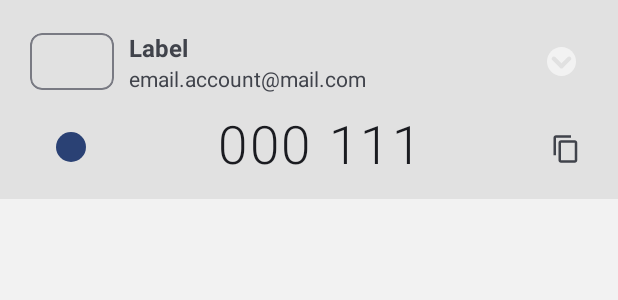
After one commit to pruthvi-21/boxy-authenticator, an Android app: the layout rv_auth_card.xml on its own in the app's theme, with its tools: preview values and no code run, on a phone screen of 412 x 824 dp. The commit adds this screen. Shown: the top 300 px of the screen. Run offline under Robolectric (Android 15) with nearby library versions, the phone set to English and light mode, and no system bars.

Commit message:
Implemented recycler view to display all tokens

```diff
--- /dev/null
+++ b/app/src/main/java/com/ps/tokky/views/CustomProgressBar.java
@@ -0,0 +1,93 @@
+package com.ps.tokky.views;
+
+import android.content.Context;
+import android.content.res.Resources;
+import android.content.res.TypedArray;
+import android.graphics.Canvas;
+import android.graphics.Paint;
+import android.graphics.RectF;
+import android.util.AttributeSet;
+import android.view.View;
+
+import com.ps.tokky.R;
+
+public class CustomProgressBar extends View {
+    private final float START_ANGLE = 270;
+    private final Paint paintBackground;
+    private final Paint paintProgress;
+    private final RectF rectProgress;
+    private int max = 100;
+    private int centerX, centerY, radius;
+    private float swipeAngle = 0f;
+
+
+    public CustomProgressBar(Context context) {
+        this(context, null);
+    }
+
+    public CustomProgressBar(Context context, AttributeSet attrs) {
+        this(context, attrs, 0);
+    }
+
+    public CustomProgressBar(Context context, AttributeSet attrs, int defStyleAttr) {
+        this(context, attrs, defStyleAttr, 0);
+    }
+
+    public CustomProgressBar(Context context, AttributeSet attrs, int defStyleAttr, int defStyleRes) {
+        super(context, attrs, defStyleAttr, defStyleRes);
+
+        paintBackground = new Paint();
+        paintBackground.setAntiAlias(true);
+        paintBackground.setStyle(Paint.Style.FILL);
+        paintBackground.setColor(getThemeColor(context, com.google.android.material.R.attr.colorPrimary));
+
+        paintProgress = new Paint(paintBackground);
+        paintProgress.setColor(getThemeColor(context, com.google.android.material.R.attr.colorSurface));
+
+        rectProgress = new RectF();
+    }
+
+    @Override
+    protected void onMeasure(int widthMeasureSpec, int heightMeasureSpec) {
+        super.onMeasure(widthMeasureSpec, heightMeasureSpec);
+
+        int viewWidth = MeasureSpec.getSize(widthMeasureSpec);
+        int viewHeight = MeasureSpec.getSize(heightMeasureSpec);
+
+        centerX = viewWidth / 2;
+        centerY = viewHeight / 2;
+        radius = Math.min(viewWidth, viewHeight) / 2;
+
+        rectProgress.left = centerX - radius;
+        rectProgress.top = centerY - radius;
+        rectProgress.right = centerX + radius;
+        rectProgress.bottom = centerY + radius;
+    }
+
+    @Override
+    protected void onDraw(Canvas canvas) {
+        canvas.drawCircle(centerX, centerY, radius - 1, paintBackground);
+        canvas.drawArc(rectProgress, START_ANGLE, swipeAngle, true, paintProgress);
+    }
+
+    public void setMax(int max) {
+        this.max = max;
+    }
+
+    public void setProgress(int progress) {
+        float percentage = (float) progress * 100 / max;
+        swipeAngle = percentage * 360 / 100;
+
+        invalidate();
+    }
+
+    public int getThemeColor(Context context, int colorAttr) {
+        Resources.Theme theme = context.getTheme();
+        TypedArray arr = theme.obtainStyledAttributes(new int[]{colorAttr});
+
+        int colorValue = arr.getColor(0, -1);
+        arr.recycle();
+
+        return colorValue;
+    }
+}
--- /dev/null
+++ b/app/src/main/res/drawable/ic_card_arrow.xml
@@ -0,0 +1,12 @@
+<vector xmlns:android="http://schemas.android.com/apk/res/android"
+    android:width="19dp"
+    android:height="19dp"
+    android:viewportWidth="24"
+    android:viewportHeight="24">
+    <path
+        android:fillColor="?colorSurface"
+        android:pathData="M12,0.005C18.621,0.005 23.995,5.379 23.995,12C23.995,18.621 18.621,23.995 12,23.995C5.379,23.995 0.005,18.621 0.005,12C0.005,5.379 5.379,0.005 12,0.005z" />
+    <path
+        android:fillColor="?colorSurfaceVariant"
+        android:pathData="M4.449,8.354C4.763,8.04 5.188,7.864 5.632,7.864C6.076,7.864 6.501,8.04 6.815,8.354L11.994,13.533L11.996,13.531L11.998,13.533L17.16,8.371C17.823,7.708 18.897,7.708 19.56,8.371L19.645,8.457C20.298,9.109 20.298,10.167 19.645,10.819L14.463,16.002L14.461,16L13.138,17.323C12.507,17.953 11.485,17.953 10.854,17.323L9.531,16L9.525,16.006L4.363,10.844C3.699,10.18 3.699,9.104 4.363,8.44z" />
+</vector>
--- /dev/null
+++ b/app/src/main/res/drawable/ic_copy.xml
@@ -0,0 +1,9 @@
+<vector xmlns:android="http://schemas.android.com/apk/res/android"
+    android:width="20dp"
+    android:height="20dp"
+    android:viewportWidth="24"
+    android:viewportHeight="24">
+    <path
+        android:fillColor="?android:textColorSecondary"
+        android:pathData="M16,1L4,1c-1.1,0 -2,0.9 -2,2v14h2L4,3h12L16,1zM19,5L8,5c-1.1,0 -2,0.9 -2,2v14c0,1.1 0.9,2 2,2h11c1.1,0 2,-0.9 2,-2L21,7c0,-1.1 -0.9,-2 -2,-2zM19,21L8,21L8,7h11v14z" />
+</vector>
--- /dev/null
+++ b/app/src/main/res/drawable/ic_more.xml
@@ -0,0 +1,9 @@
+<vector xmlns:android="http://schemas.android.com/apk/res/android"
+    android:width="24dp"
+    android:height="24dp"
+    android:viewportWidth="24.0"
+    android:viewportHeight="24.0">
+    <path
+        android:fillColor="#FFFFFF"
+        android:pathData="M12,8c1.1,0 2,-0.9 2,-2s-0.9,-2 -2,-2 -2,0.9 -2,2 0.9,2 2,2zM12,10c-1.1,0 -2,0.9 -2,2s0.9,2 2,2 2,-0.9 2,-2 -0.9,-2 -2,-2zM12,16c-1.1,0 -2,0.9 -2,2s0.9,2 2,2 2,-0.9 2,-2 -0.9,-2 -2,-2z"/>
+</vector>
--- /dev/null
+++ b/app/src/main/res/layout/rv_auth_card.xml
@@ -0,0 +1,172 @@
+<?xml version="1.0" encoding="utf-8"?>
+<com.google.android.material.card.MaterialCardView xmlns:android="http://schemas.android.com/apk/res/android"
+    xmlns:app="http://schemas.android.com/apk/res-auto"
+    xmlns:tools="http://schemas.android.com/tools"
+    android:id="@+id/card_view"
+    style="@style/AuthEntryCardStyle"
+    android:layout_width="match_parent"
+    android:layout_height="wrap_content"
+    android:animateLayoutChanges="true">
+
+    <LinearLayout
+        android:layout_width="match_parent"
+        android:layout_height="match_parent"
+        android:orientation="vertical">
+
+        <LinearLayout
+            android:layout_width="match_parent"
+            android:layout_height="match_parent"
+            android:baselineAligned="false"
+            android:orientation="horizontal"
+            android:paddingTop="15dp"
+            android:paddingBottom="8dp"
+            tools:ignore="UselessParent">
+
+            <LinearLayout
+                android:layout_width="match_parent"
+                android:layout_height="wrap_content"
+                android:orientation="vertical"
+                android:paddingHorizontal="20dp"
+                android:paddingVertical="5dp">
+
+                <LinearLayout
+                    android:id="@+id/card_visible_layout"
+                    android:layout_width="match_parent"
+                    android:layout_height="wrap_content"
+                    android:baselineAligned="false"
+                    android:gravity="center_vertical"
+                    android:orientation="horizontal">
+
+                    <com.google.android.material.card.MaterialCardView
+                        android:id="@+id/thumbnailFrame"
+                        android:layout_width="56dp"
+                        android:layout_height="38dp"
+                        app:cardBackgroundColor="?colorSurfaceVariant"
+                        app:cardCornerRadius="@dimen/radius_tiny"
+                        app:strokeWidth="1dp">
+
+                        <ImageView
+                            android:id="@+id/thumbnailImg"
+                            android:layout_width="48dp"
+                            android:layout_height="24dp"
+                            android:layout_gravity="center"
+                            android:scaleType="centerCrop"
+                            tools:ignore="ContentDescription" />
+                    </com.google.android.material.card.MaterialCardView>
+
+                    <LinearLayout
+                        android:layout_width="0dip"
+                        android:layout_height="wrap_content"
+                        android:layout_marginStart="10dp"
+                        android:layout_weight="1"
+                        android:orientation="vertical">
+
+                        <TextView
+                            android:id="@+id/textViewLabel"
+                            android:layout_width="wrap_content"
+                            android:layout_height="wrap_content"
+                            android:ellipsize="end"
+                            android:maxLines="1"
+                            android:textSize="16sp"
+                            android:textStyle="bold"
+                            tools:text="Label" />
+
+                        <TextView
+                            android:id="@+id/accountLabel"
+                            android:layout_width="wrap_content"
+                            android:layout_height="wrap_content"
+                            android:ellipsize="end"
+                            android:maxLines="1"
+                            tools:text="email.account@mail.com" />
+
+                    </LinearLayout>
+
+                    <androidx.appcompat.widget.AppCompatImageButton
+                        android:id="@+id/menuButton"
+                        android:layout_width="wrap_content"
+                        android:layout_height="wrap_content"
+                        android:layout_gravity="center_vertical"
+                        android:alpha="0"
+                        android:background="@null"
+                        android:foreground="?selectableItemBackgroundBorderless"
+                        android:padding="8dp"
+                        app:srcCompat="@drawable/ic_more" />
+
+                    <androidx.appcompat.widget.AppCompatImageView
+                        android:id="@+id/arrow"
+                        android:layout_width="wrap_content"
+                        android:layout_height="wrap_content"
+                        android:layout_gravity="center_vertical"
+                        android:padding="8dp"
+                        app:srcCompat="@drawable/ic_card_arrow" />
+                </LinearLayout>
+
+                <LinearLayout
+                    android:id="@+id/card_hidden_layout"
+                    android:layout_width="match_parent"
+                    android:layout_height="wrap_content"
+                    android:layout_marginTop="10dp"
+                    android:gravity="center"
+                    android:visibility="gone"
+                    tools:visibility="visible">
+
+                    <FrameLayout
+                        android:id="@+id/counterLayout"
+                        android:layout_width="32dp"
+                        android:layout_height="32dp"
+                        android:layout_gravity="center_vertical"
+                        android:layout_marginStart="12dp"
+                        android:gravity="center">
+
+                        <TextView
+                            android:id="@+id/counter"
+                            android:layout_width="wrap_content"
+                            android:layout_height="wrap_content"
+                            android:textStyle="bold"
+                            android:visibility="gone" />
+
+                        <com.ps.tokky.views.CustomProgressBar
+                            android:id="@+id/progress_bar"
+                            android:layout_width="22dp"
+                            android:layout_height="22dp"
+                            android:layout_gravity="center"
+                            android:layout_marginTop="3dp" />
+                    </FrameLayout>
+
+                    <View
+                        android:layout_width="0dp"
+                        android:layout_height="0dp"
+                        android:layout_weight="1" />
+
+                    <TextView
+                        android:id="@+id/valueText"
+                        android:layout_width="wrap_content"
+                        android:layout_height="wrap_content"
+                        android:fontFamily="sans-serif-light"
+                        android:letterSpacing="0.05"
+                        android:textColor="?android:attr/textColorPrimary"
+                        android:textDirection="ltr"
+                        android:textSize="35sp"
+                        tools:ignore="HardcodedText"
+                        tools:text="000 111" />
+
+                    <View
+                        android:layout_width="0dp"
+                        android:layout_height="0dp"
+                        android:layout_weight="1" />
+
+                    <ImageButton
+                        android:id="@+id/copyButton"
+                        android:layout_width="30dp"
+                        android:layout_height="30dp"
+                        android:layout_gravity="center"
+                        android:layout_marginTop="3dp"
+                        android:background="?android:attr/selectableItemBackground"
+                        app:srcCompat="@drawable/ic_copy" />
+                </LinearLayout>
+
+            </LinearLayout>
+        </LinearLayout>
+    </LinearLayout>
+
+</com.google.android.material.card.MaterialCardView>
--- a/app/src/main/res/values/dimens.xml
+++ b/app/src/main/res/values/dimens.xml
@@ -12,4 +12,5 @@
 
     <dimen name="main_fab_margin">20dp</dimen>
     <dimen name="disabled_alpha">0.38</dimen>
+    <dimen name="card_thumbnail_size">35dp</dimen>
 </resources>
--- a/app/src/main/res/values/themes.xml
+++ b/app/src/main/res/values/themes.xml
@@ -32,4 +32,11 @@
         <item name="hintEnabled">false</item>
     </style>
 
+    <style name="AuthEntryCardStyle" parent="Widget.Material3.CardView.Filled">
+        <item name="contentPadding">0dp</item>
+        <item name="cardElevation">0dp</item>
+        <item name="cardBackgroundColor">?colorSurfaceVariant</item>
+        <item name="cardCornerRadius">0dp</item>
+    </style>
+
 </resources>
```
Also changed, not shown: app/src/main/java/com/ps/tokky/MainActivity.kt (+21 -5 lines), app/src/main/java/com/ps/tokky/database/DBHelper.kt (+5 -5 lines), app/src/main/java/com/ps/tokky/models/TokenEntry.kt (renamed from app/src/main/java/com/ps/tokky/models/AuthEntry.kt, +19 -5 lines), app/src/main/java/com/ps/tokky/ui/EnterKeyDetailsActivity.kt (+4 -4 lines), app/src/main/java/com/ps/tokky/utils/Constants.kt (+2 -10 lines), app/src/main/java/com/ps/tokky/utils/TokenAdapter.kt (added, +86 -0 lines), app/src/main/java/com/ps/tokky/utils/TokenCalculator.java (+2 -8 lines), app/src/main/java/com/ps/tokky/utils/TokenViewHolder.kt (added, +87 -0 lines), app/src/main/java/com/ps/tokky/utils/Utils.kt (+15 -4 lines), app/src/main/res/layout/activity_main.xml (+30 -7 lines).
